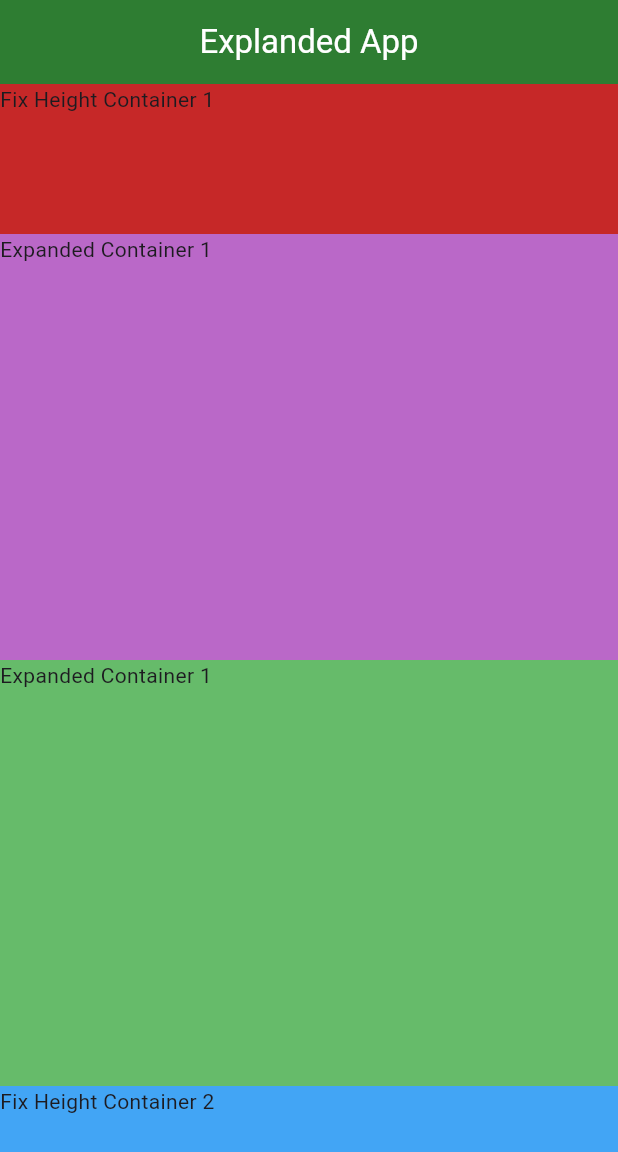
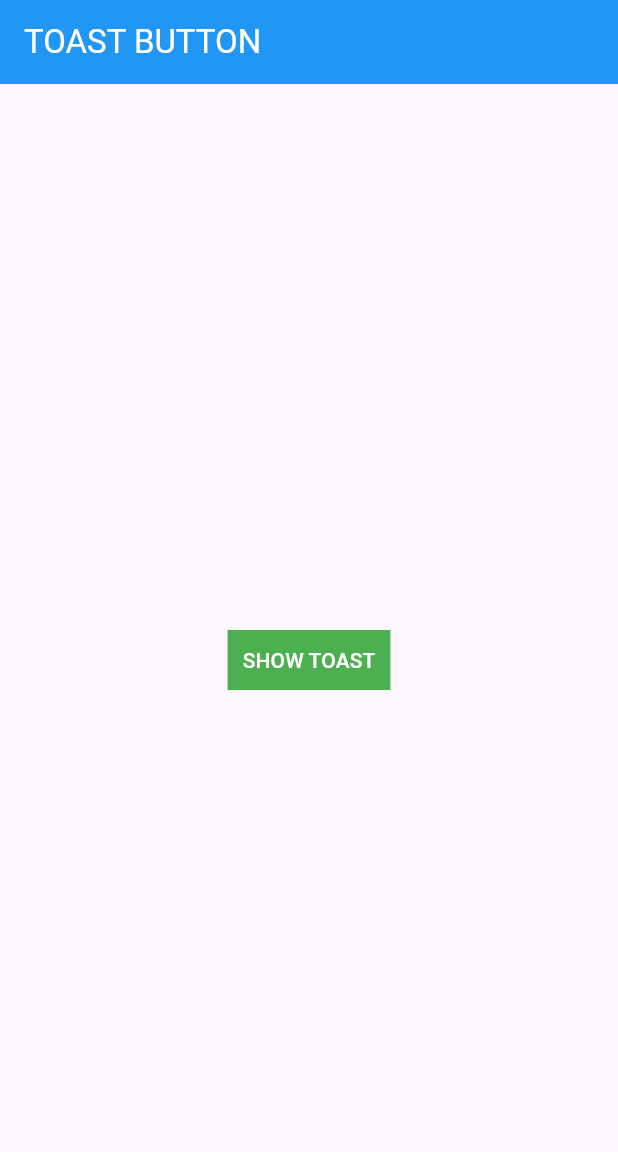
Before and after one commit to tardev35/flutter2024, a Flutter app: the screen it shows after launch, on a phone screen of 412 x 824 dp. Shown: the top 1152 px of the screen. Run offline on Flutter 3.47's test engine with Material 3 defaults, Android fonts, the phone set to English and light mode, and no system bars; our stand-ins replace fluttertoast.

Commit message:
Add Toast

```diff
--- a/lib/main.dart
+++ b/lib/main.dart
@@ -1,5 +1,6 @@
 import 'package:flutter/material.dart';
-import 'package:flutter_app_1/explanded_example.dart';
+//import 'package:flutter_app_1/explanded_example.dart';
+import 'package:flutter_app_1/toast.dart';
 //import 'package:flutter_app_1/bottom_nav.dart';
 //import 'package:flutter_app_1/card_example.dart';
 //import 'package:flutter_app_1/tab_example.dart';
@@ -8,5 +9,5 @@ import 'package:flutter_app_1/explanded_example.dart';
 // import 'main_app.dart';
 
 void main() {
-  runApp(const ExplandedExample());
+  runApp(const ToastExample());
 }
--- /dev/null
+++ b/lib/toast.dart
@@ -0,0 +1,51 @@
+import 'package:flutter/material.dart';
+import 'package:fluttertoast/fluttertoast.dart';
+
+class ToastExample extends StatelessWidget {
+  const ToastExample({super.key});
+
+  @override
+  Widget build(BuildContext context) {
+    return const MaterialApp(
+      debugShowCheckedModeBanner: false,
+      home: ToastPage(),
+    );
+  }
+}
+
+class ToastPage extends StatelessWidget {
+  const ToastPage({super.key});
+
+  @override
+  Widget build(BuildContext context) {
+    return Scaffold(
+      appBar: AppBar(
+        title: const Text('TOAST BUTTON'),
+        backgroundColor: Colors.blue,
+        foregroundColor: Colors.white,
+      ),
+      body: Center(
+        child: TextButton(
+          onPressed: () {
+            Fluttertoast.showToast(
+                msg: "This is Center Short Toast",
+                toastLength: Toast.LENGTH_SHORT,
+                gravity: ToastGravity.BOTTOM,
+                timeInSecForIosWeb: 1,
+                backgroundColor: Colors.red,
+                textColor: Colors.white,
+                fontSize: 16.0);
+          },
+          child: Container(
+            padding: const EdgeInsets.all(10),
+            color: Colors.green,
+            child: const Text(
+              'SHOW TOAST',
+              style: TextStyle(color: Colors.white),
+            ),
+          ),
+        ),
+      ),
+    );
+  }
+}
--- a/pubspec.yaml
+++ b/pubspec.yaml
@@ -1,14 +1,15 @@
 name: flutter_app_1
 description: "A new Flutter project."
-publish_to: 'none'
+publish_to: "none"
 version: 0.1.0
 
 environment:
-  sdk: '>=3.4.3 <4.0.0'
+  sdk: ">=3.4.3 <4.0.0"
 
 dependencies:
   flutter:
     sdk: flutter
+  fluttertoast: ^8.2.6
 
 dev_dependencies:
   flutter_test:
```
Also changed, not shown: pubspec.lock.
